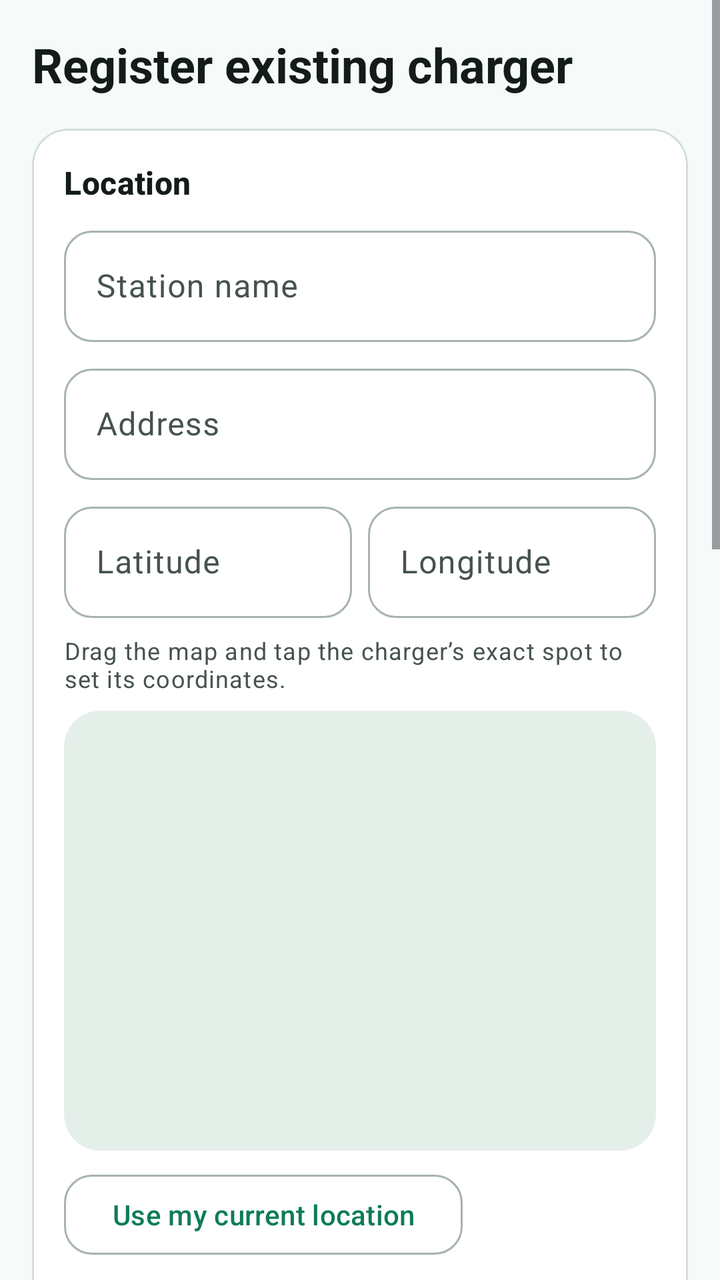
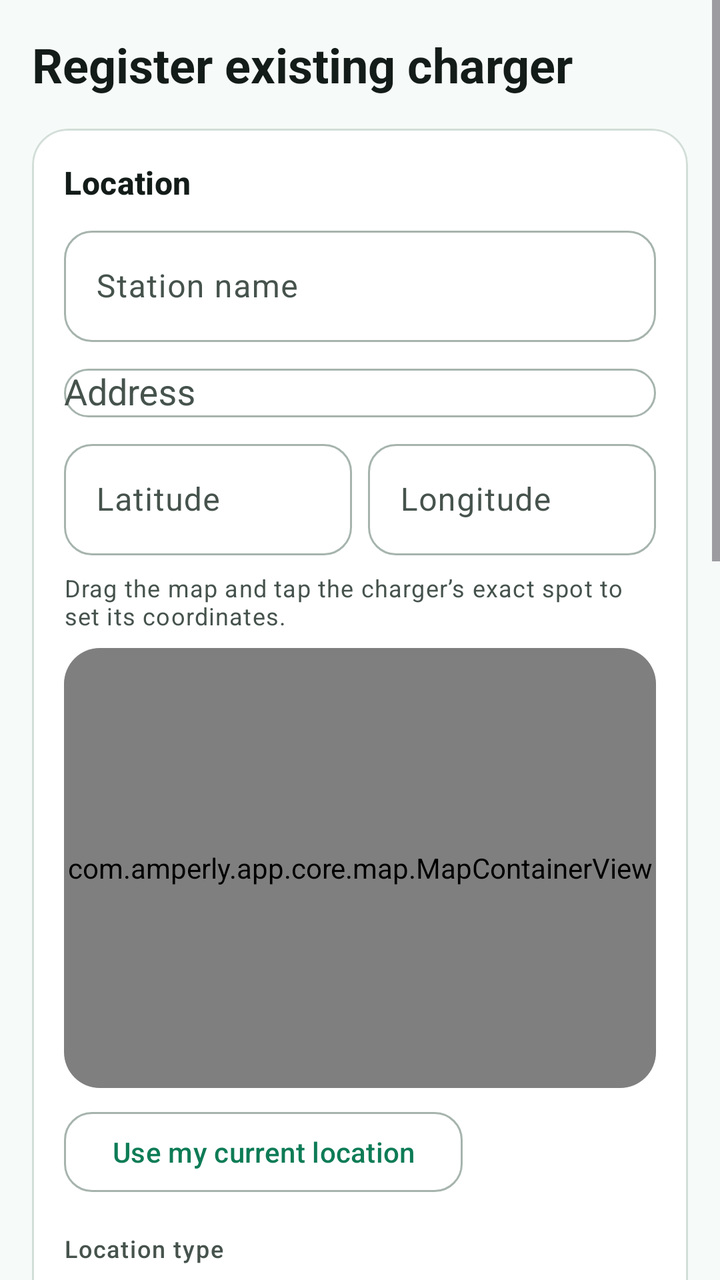

An Android layout rendered at two revisions. The XML below is the earlier revision; the diff shows what the commit changed to produce the second picture.
<!-- AndroidManifest.xml: application theme Theme.Amperly -->
<!-- res/layout/fragment_register_station.xml -->
<?xml version="1.0" encoding="utf-8"?>
<ScrollView xmlns:android="http://schemas.android.com/apk/res/android"
    xmlns:app="http://schemas.android.com/apk/res-auto"
    android:layout_width="match_parent"
    android:layout_height="match_parent"
    android:fillViewport="true">

    <LinearLayout
        android:layout_width="match_parent"
        android:layout_height="wrap_content"
        android:orientation="vertical"
        android:padding="@dimen/amp_screen_padding"
        android:paddingBottom="@dimen/amp_space_xl">

        <TextView
            android:layout_width="match_parent"
            android:layout_height="wrap_content"
            android:text="@string/host_register_title"
            android:textAppearance="@style/TextAppearance.Amperly.ScreenTitle" />

        
        <com.google.android.material.card.MaterialCardView
            style="@style/Widget.Amperly.Card"
            android:layout_width="match_parent"
            android:layout_height="wrap_content"
            android:layout_marginTop="@dimen/amp_space_m">

            <LinearLayout
                android:layout_width="match_parent"
                android:layout_height="wrap_content"
                android:orientation="vertical"
                android:padding="@dimen/amp_space_m">

                <TextView
                    android:layout_width="match_parent"
                    android:layout_height="wrap_content"
                    android:text="@string/host_section_location"
                    android:textAppearance="@style/TextAppearance.Amperly.SectionTitle" />

                <com.google.android.material.textfield.TextInputLayout
                    style="@style/Widget.Amperly.TextInput"
                    android:layout_width="match_parent"
                    android:layout_height="wrap_content"
                    android:layout_marginTop="@dimen/amp_space_s"
                    android:hint="@string/host_station_name">

                    <com.google.android.material.textfield.TextInputEditText
                        android:id="@+id/stationNameEdit"
                        android:layout_width="match_parent"
                        android:layout_height="wrap_content" />
                </com.google.android.material.textfield.TextInputLayout>

                <com.google.android.material.textfield.TextInputLayout
                    style="@style/Widget.Amperly.TextInput"
                    android:layout_width="match_parent"
                    android:layout_height="wrap_content"
                    android:layout_marginTop="@dimen/amp_space_s"
                    android:hint="@string/host_address">

                    <com.google.android.material.textfield.TextInputEditText
                        android:id="@+id/addressEdit"
                        android:layout_width="match_parent"
                        android:layout_height="wrap_content" />
                </com.google.android.material.textfield.TextInputLayout>

                <LinearLayout
                    android:layout_width="match_parent"
                    android:layout_height="wrap_content"
                    android:layout_marginTop="@dimen/amp_space_s"
                    android:baselineAligned="false"
                    android:orientation="horizontal">

                    <com.google.android.material.textfield.TextInputLayout
                        style="@style/Widget.Amperly.TextInput"
                        android:layout_width="0dp"
                        android:layout_height="wrap_content"
                        android:layout_weight="1"
                        android:hint="@string/host_latitude">

                        <com.google.android.material.textfield.TextInputEditText
                            android:id="@+id/latitudeEdit"
                            android:layout_width="match_parent"
                            android:layout_height="wrap_content"
                            android:inputType="numberDecimal" />
                    </com.google.android.material.textfield.TextInputLayout>

                    <com.google.android.material.textfield.TextInputLayout
                        style="@style/Widget.Amperly.TextInput"
                        android:layout_width="0dp"
                        android:layout_height="wrap_content"
                        android:layout_marginStart="@dimen/amp_space_s"
                        android:layout_weight="1"
                        android:hint="@string/host_longitude">

                        <com.google.android.material.textfield.TextInputEditText
                            android:id="@+id/longitudeEdit"
                            android:layout_width="match_parent"
                            android:layout_height="wrap_content"
                            android:inputType="numberDecimal" />
                    </com.google.android.material.textfield.TextInputLayout>
                </LinearLayout>

                
                <TextView
                    android:layout_width="match_parent"
                    android:layout_height="wrap_content"
                    android:layout_marginTop="@dimen/amp_space_s"
                    android:text="@string/map_pick_hint"
                    android:textAppearance="@style/TextAppearance.Amperly.BodySmall" />

                <com.google.android.material.card.MaterialCardView
                    style="@style/Widget.Amperly.Card.Map"
                    android:layout_width="match_parent"
                    android:layout_height="@dimen/amp_map_panel_height"
                    android:layout_marginTop="@dimen/amp_space_s">

                    <FrameLayout
                        android:id="@+id/stationMapContainer"
                        android:layout_width="match_parent"
                        android:layout_height="match_parent" />
                </com.google.android.material.card.MaterialCardView>

                <com.google.android.material.button.MaterialButton
                    android:id="@+id/useGpsButton"
                    style="@style/Widget.Amperly.Button.Outlined"
                    android:layout_width="wrap_content"
                    android:layout_height="wrap_content"
                    android:layout_marginTop="@dimen/amp_space_s"
                    android:text="@string/map_pick_use_gps" />

                <TextView
                    android:layout_width="wrap_content"
                    android:layout_height="wrap_content"
                    android:layout_marginTop="@dimen/amp_space_m"
                    android:text="@string/host_location_type"
                    android:textAppearance="@style/TextAppearance.Amperly.Label" />

                <Spinner
                    android:id="@+id/locationTypeSpinner"
                    android:layout_width="match_parent"
                    android:layout_height="wrap_content" />

                <com.google.android.material.textfield.TextInputLayout
                    style="@style/Widget.Amperly.TextInput"
                    android:layout_width="match_parent"
                    android:layout_height="wrap_content"
                    android:layout_marginTop="@dimen/amp_space_s"
                    android:hint="@string/host_operating_hours">

                    <com.google.android.material.textfield.TextInputEditText
                        android:id="@+id/hoursEdit"
                        android:layout_width="match_parent"
                        android:layout_height="wrap_content"
                        android:text="08:00 - 20:00" />
                </com.google.android.material.textfield.TextInputLayout>
            </LinearLayout>
        </com.google.android.material.card.MaterialCardView>

        
        <com.google.android.material.card.MaterialCardView
            style="@style/Widget.Amperly.Card"
            android:layout_width="match_parent"
            android:layout_height="wrap_content"
            android:layout_marginTop="@dimen/amp_space_m">

            <LinearLayout
                android:layout_width="match_parent"
                android:layout_height="wrap_content"
                android:orientation="vertical"
                android:padding="@dimen/amp_space_m">

                <TextView
                    android:layout_width="match_parent"
                    android:layout_height="wrap_content"
                    android:text="@string/host_section_pricing"
                    android:textAppearance="@style/TextAppearance.Amperly.SectionTitle" />

                <com.google.android.material.textfield.TextInputLayout
                    style="@style/Widget.Amperly.TextInput"
                    android:layout_width="match_parent"
                    android:layout_height="wrap_content"
                    android:layout_marginTop="@dimen/amp_space_s"
                    android:hint="@string/host_price">

                    <com.google.android.material.textfield.TextInputEditText
                        android:id="@+id/priceEdit"
                        android:layout_width="match_parent"
                        android:layout_height="wrap_content"
                        android:inputType="numberDecimal"
                        android:text="18" />
                </com.google.android.material.textfield.TextInputLayout>

                <LinearLayout
                    android:layout_width="match_parent"
                    android:layout_height="wrap_content"
                    android:layout_marginTop="@dimen/amp_space_s"
                    android:baselineAligned="false"
                    android:orientation="horizontal">

                    <com.google.android.material.textfield.TextInputLayout
                        style="@style/Widget.Amperly.TextInput"
                        android:layout_width="0dp"
                        android:layout_height="wrap_content"
                        android:layout_weight="1"
                        android:hint="@string/host_service_fee">

                        <com.google.android.material.textfield.TextInputEditText
                            android:id="@+id/serviceFeeEdit"
                            android:layout_width="match_parent"
                            android:layout_height="wrap_content"
                            android:inputType="numberDecimal"
                            android:text="5" />
                    </com.google.android.material.textfield.TextInputLayout>

                    <com.google.android.material.textfield.TextInputLayout
                        style="@style/Widget.Amperly.TextInput"
                        android:layout_width="0dp"
                        android:layout_height="wrap_content"
                        android:layout_marginStart="@dimen/amp_space_s"
                        android:layout_weight="1"
                        android:hint="@string/host_gateway_fee">

                        <com.google.android.material.textfield.TextInputEditText
                            android:id="@+id/gatewayFeeEdit"
                            android:layout_width="match_parent"
                            android:layout_height="wrap_content"
                            android:inputType="numberDecimal"
                            android:text="4" />
                    </com.google.android.material.textfield.TextInputLayout>
                </LinearLayout>

                <TextView
                    android:layout_width="wrap_content"
                    android:layout_height="wrap_content"
                    android:layout_marginTop="@dimen/amp_space_m"
                    android:text="@string/host_meter_level"
                    android:textAppearance="@style/TextAppearance.Amperly.Label" />

                <Spinner
                    android:id="@+id/meterLevelSpinner"
                    android:layout_width="match_parent"
                    android:layout_height="wrap_content" />

                <com.google.android.material.textfield.TextInputLayout
                    style="@style/Widget.Amperly.TextInput"
                    android:layout_width="match_parent"
                    android:layout_height="wrap_content"
                    android:layout_marginTop="@dimen/amp_space_s"
                    android:hint="@string/host_access_rules">

                    <com.google.android.material.textfield.TextInputEditText
                        android:id="@+id/accessRulesEdit"
                        android:layout_width="match_parent"
                        android:layout_height="wrap_content"
                        android:minLines="2" />
                </com.google.android.material.textfield.TextInputLayout>
            </LinearLayout>
        </com.google.android.material.card.MaterialCardView>

        
        <com.google.android.material.card.MaterialCardView
            style="@style/Widget.Amperly.Card"
            android:layout_width="match_parent"
            android:layout_height="wrap_content"
            android:layout_marginTop="@dimen/amp_space_m">

            <LinearLayout
                android:layout_width="match_parent"
                android:layout_height="wrap_content"
                android:orientation="vertical"
                android:padding="@dimen/amp_space_m">

                <TextView
                    android:layout_width="match_parent"
                    android:layout_height="wrap_content"
                    android:text="@string/host_section_first_port"
                    android:textAppearance="@style/TextAppearance.Amperly.SectionTitle" />

                <LinearLayout
                    android:layout_width="match_parent"
                    android:layout_height="wrap_content"
                    android:layout_marginTop="@dimen/amp_space_s"
                    android:baselineAligned="false"
                    android:orientation="horizontal">

                    <com.google.android.material.textfield.TextInputLayout
                        style="@style/Widget.Amperly.TextInput"
                        android:layout_width="0dp"
                        android:layout_height="wrap_content"
                        android:layout_weight="1"
                        android:hint="@string/host_port_count">

                        <com.google.android.material.textfield.TextInputEditText
                            android:id="@+id/portCountEdit"
                            android:layout_width="match_parent"
                            android:layout_height="wrap_content"
                            android:inputType="number"
                            android:text="2" />
                    </com.google.android.material.textfield.TextInputLayout>

                    <com.google.android.material.textfield.TextInputLayout
                        style="@style/Widget.Amperly.TextInput"
                        android:layout_width="0dp"
                        android:layout_height="wrap_content"
                        android:layout_marginStart="@dimen/amp_space_s"
                        android:layout_weight="1"
                        android:hint="@string/host_port_power">

                        <com.google.android.material.textfield.TextInputEditText
                            android:id="@+id/portPowerEdit"
                            android:layout_width="match_parent"
                            android:layout_height="wrap_content"
                            android:inputType="numberDecimal"
                            android:text="7.2" />
                    </com.google.android.material.textfield.TextInputLayout>
                </LinearLayout>

                <TextView
                    android:layout_width="wrap_content"
                    android:layout_height="wrap_content"
                    android:layout_marginTop="@dimen/amp_space_m"
                    android:text="@string/vehicle_connector"
                    android:textAppearance="@style/TextAppearance.Amperly.Label" />

                <Spinner
                    android:id="@+id/portConnectorSpinner"
                    android:layout_width="match_parent"
                    android:layout_height="wrap_content" />

                <com.google.android.material.checkbox.MaterialCheckBox
                    android:id="@+id/portDcCheck"
                    android:layout_width="wrap_content"
                    android:layout_height="wrap_content"
                    android:layout_marginTop="@dimen/amp_space_s"
                    android:text="@string/host_port_dc" />
            </LinearLayout>
        </com.google.android.material.card.MaterialCardView>

        <TextView
            android:id="@+id/registerStatusText"
            android:layout_width="match_parent"
            android:layout_height="wrap_content"
            android:layout_marginTop="@dimen/amp_space_m"
            android:textAppearance="@style/TextAppearance.Amperly.Body" />

        <com.google.android.material.button.MaterialButton
            android:id="@+id/saveStationButton"
            style="@style/Widget.Amperly.Button"
            android:layout_width="match_parent"
            android:layout_height="wrap_content"
            android:layout_marginTop="@dimen/amp_space_m"
            android:text="@string/host_submit_station" />
    </LinearLayout>
</ScrollView>
<!-- resources referenced by this layout -->
<resources>
  <dimen name="amp_map_panel_height">220dp</dimen>
  <dimen name="amp_screen_padding">16dp</dimen>
  <dimen name="amp_space_m">16dp</dimen>
  <dimen name="amp_space_s">8dp</dimen>
  <dimen name="amp_space_xl">32dp</dimen>
  <string name="host_access_rules">Access rules</string>
  <string name="host_address">Address</string>
  <string name="host_gateway_fee">Gateway charge (₹)</string>
  <string name="host_latitude">Latitude</string>
  <string name="host_location_type">Location type</string>
  <string name="host_longitude">Longitude</string>
  <string name="host_meter_level">Meter verification level</string>
  <string name="host_operating_hours">Operating hours</string>
  <string name="host_port_count">Number of ports</string>
  <string name="host_port_dc">DC fast charger</string>
  <string name="host_port_power">Port power (kW)</string>
  <string name="host_price">Price per kWh (₹)</string>
  <string name="host_register_title">Register existing charger</string>
  <string name="host_section_first_port">Port setup</string>
  <string name="host_section_location">Location</string>
  <string name="host_section_pricing">Pricing</string>
  <string name="host_service_fee">Amperly service fee (₹)</string>
  <string name="host_station_name">Station name</string>
  <string name="host_submit_station">Submit station</string>
  <string name="map_pick_hint">Drag the map and tap the charger’s exact spot to set its coordinates.</string>
  <string name="map_pick_use_gps">Use my current location</string>
  <string name="vehicle_connector">Connector type</string>
  <style name="TextAppearance.Amperly.Body" parent="TextAppearance.Material3.BodyMedium">
          <item name="android:textColor">?attr/colorOnSurfaceVariant</item>
      </style>
  <style name="TextAppearance.Amperly.BodySmall" parent="TextAppearance.Material3.BodySmall">
          <item name="android:textColor">?attr/colorOnSurfaceVariant</item>
      </style>
  <style name="Widget.Amperly.Card.Map" parent="Widget.Amperly.Card.Filled">
          <item name="cardBackgroundColor">?attr/colorSurfaceContainerHigh</item>
      </style>
  <style name="Theme.Amperly" parent="Base.Theme.Amperly" />
  <dimen name="amp_touch_target">48dp</dimen>
  <dimen name="amp_card_radius">18dp</dimen>
  <dimen name="amp_card_elevation">0dp</dimen>
  <color name="amp_primary">#0E7C56</color>
  <color name="white">#FFFFFFFF</color>
  <color name="amp_primary_container">#C6F0DC</color>
  <color name="amp_on_primary_container">#04301F</color>
  <color name="amp_primary_light">#3FA37C</color>
  <color name="amp_secondary">#1B6FE3</color>
  <color name="amp_secondary_container">#D8E6FF</color>
  <color name="amp_on_secondary_container">#04213F</color>
  <color name="amp_tertiary">#8A4E00</color>
  <color name="amp_tertiary_container">#FFE1BA</color>
  <color name="amp_on_tertiary_container">#2E1500</color>
  <color name="amp_error">#BA1A1A</color>
  <color name="amp_error_container">#FFDAD6</color>
  <color name="amp_on_error_container">#410E0B</color>
  <color name="amp_surface">#F6FAF8</color>
  <color name="amp_surface_container_lowest">#FFFFFF</color>
  <color name="amp_surface_container_low">#F1F7F4</color>
  <color name="amp_surface_container">#EBF3EF</color>
  <color name="amp_surface_container_high">#E5EFEA</color>
  <color name="amp_surface_container_highest">#DFEAE4</color>
  <color name="amp_surface_variant">#DCE5E0</color>
  <color name="amp_on_surface">#131C18</color>
  <color name="amp_on_surface_variant">#46534D</color>
  <color name="amp_outline">#A6B4AD</color>
  <color name="amp_outline_variant">#D2DED8</color>
  <style name="Widget.Amperly.Chip" parent="Widget.Material3.Chip.Filter">
          <item name="android:textAllCaps">false</item>
          <item name="chipMinHeight">36dp</item>
      </style>
  <style name="ThemeOverlay.Amperly.Dialog" parent="ThemeOverlay.Material3.MaterialAlertDialog" />
  <!-- unchanged entries left out for length: 9 -->
</resources>

<!-- the commit's change to res/layout/fragment_register_station.xml (unified diff, before → after) -->
@@ -57,10 +57,12 @@
                     android:layout_marginTop="@dimen/amp_space_s"
                     android:hint="@string/host_address">
 
-                    <com.google.android.material.textfield.TextInputEditText
+                    <com.google.android.material.textfield.MaterialAutoCompleteTextView
                         android:id="@+id/addressEdit"
                         android:layout_width="match_parent"
-                        android:layout_height="wrap_content" />
+                        android:layout_height="wrap_content"
+                        android:completionThreshold="2"
+                        android:inputType="text" />
                 </com.google.android.material.textfield.TextInputLayout>
 
                 <LinearLayout
@@ -114,7 +116,7 @@
                     android:layout_height="@dimen/amp_map_panel_height"
                     android:layout_marginTop="@dimen/amp_space_s">
 
-                    <FrameLayout
+                    <com.amperly.app.core.map.MapContainerView
                         android:id="@+id/stationMapContainer"
                         android:layout_width="match_parent"
                         android:layout_height="match_parent" />
